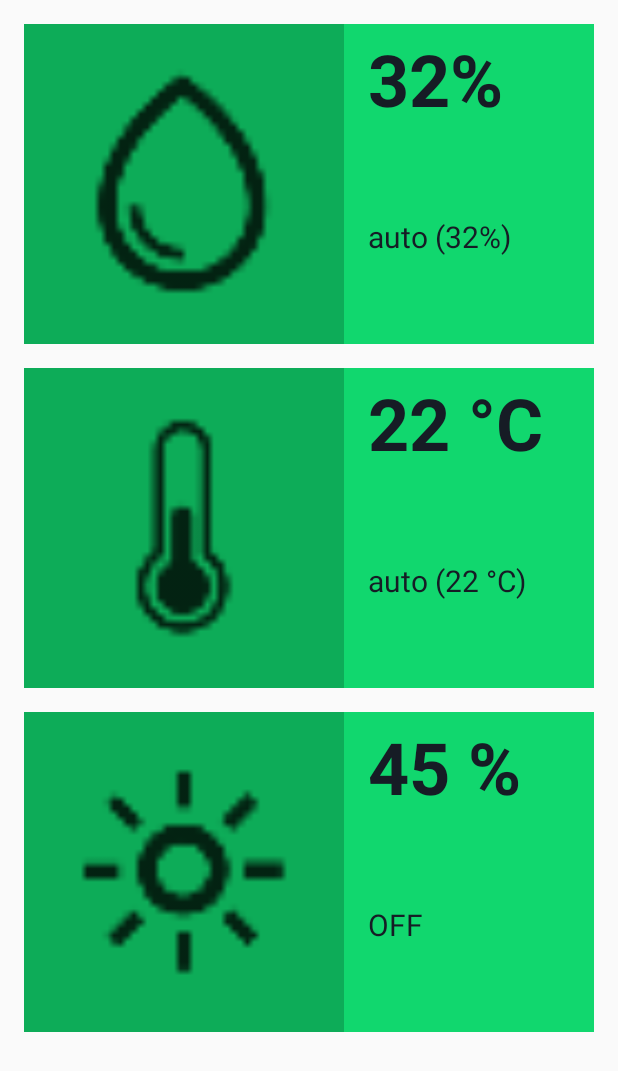
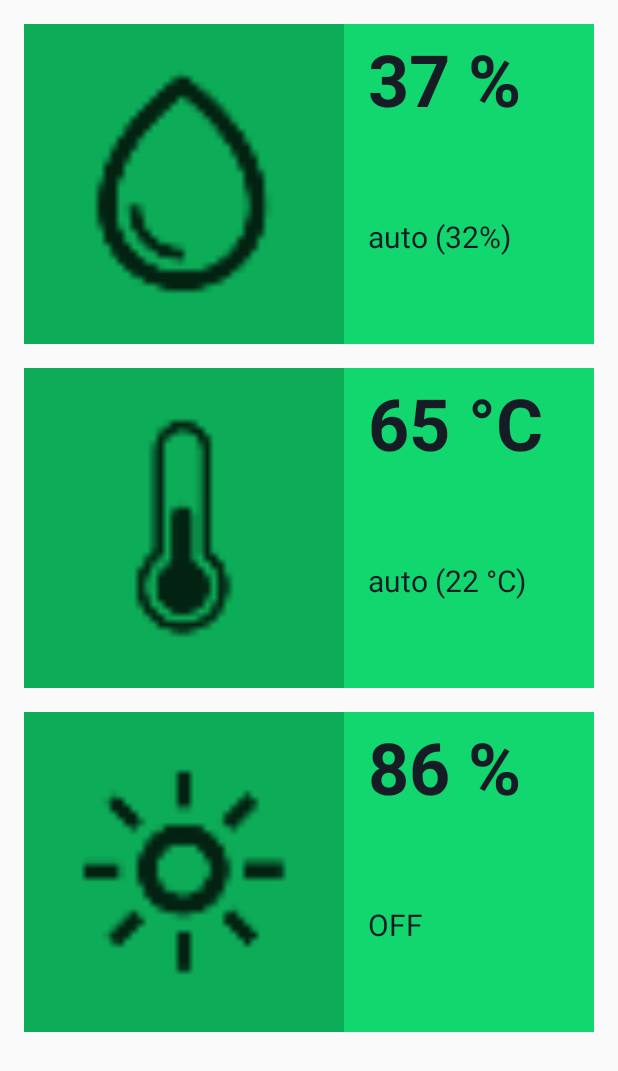
Before and after one commit to dorinbotan/Greenhouse, an Android app: the screen it shows after launch (MainActivity), on a phone screen of 412 x 824 dp. Shown: the top 1071 px of the screen. Run offline under Robolectric (Android 15) with nearby library versions, the phone set to English and light mode, and no system bars.

Commit message:
Added REST instructions table. Implemented data update in Greenhouse app.

```diff
--- a/Greenhouse/app/build.gradle
+++ b/Greenhouse/app/build.gradle
@@ -26,4 +26,6 @@ dependencies {
     })
     compile 'com.android.support:appcompat-v7:24.2.1'
     testCompile 'junit:junit:4.12'
+
+    compile 'com.squareup.okhttp3:okhttp:3.9.0'
 }
--- a/Greenhouse/app/src/main/java/com/example/dorin/greenhouse/MainActivity.java
+++ b/Greenhouse/app/src/main/java/com/example/dorin/greenhouse/MainActivity.java
@@ -1,19 +1,49 @@
 package com.example.dorin.greenhouse;
 
 import android.content.Context;
+import android.os.Handler;
 import android.support.v7.app.AppCompatActivity;
 import android.os.Bundle;
+import android.view.View;
+
+import android.widget.LinearLayout;
+import android.widget.RelativeLayout;
+import android.widget.TextView;
 import android.widget.Toast;
 
+import java.util.Random;
+
 public class MainActivity extends AppCompatActivity {
+    private Greenhouse greenhouse;
 
     @Override
     protected void onCreate(Bundle savedInstanceState) {
         super.onCreate(savedInstanceState);
         setContentView(R.layout.activity_main);
 
-        Greenhouse greenhouse;
+        greenhouse = new Greenhouse();
 
+        final TextView humidityValue = (TextView)findViewById(R.id.humidityValueText);
+        final TextView temperatureValue = (TextView)findViewById(R.id.temperatureValueText);
+        final TextView lightValue = (TextView)findViewById(R.id.lightValueText);
+
+        final Handler handler = new Handler();
+        final int delay = 1000; //milliseconds
+
+        handler.postDelayed(new Runnable(){
+            public void run(){
+                Random generator = new Random();
+
+                humidityValue.setText(Integer.toString(generator.nextInt(100) + 1) + " %");
+                temperatureValue.setText(Integer.toString(generator.nextInt(100) + 1) + " °C");
+                lightValue.setText(Integer.toString(generator.nextInt(100) + 1) + " %");
+
+                handler.postDelayed(this, delay);
+            }
+        }, delay);
+    }
+
+    public void humidityButtonClick(View view) {
         Context context = getApplicationContext();
         CharSequence text = "Hello toast!";
         int duration = Toast.LENGTH_SHORT;
@@ -21,8 +51,18 @@ public class MainActivity extends AppCompatActivity {
         Toast toast = Toast.makeText(context, text, duration);
         toast.show();
 
-        System.out.println("--------------------------");
+        LinearLayout humidityDropdown = (LinearLayout) findViewById(R.id.humidityDropdown);
+        RelativeLayout temperatureButton = (RelativeLayout) findViewById(R.id.temperatureButton);
 
-//        findViewById(android.R.id.content).findViewById(R.id.temperatureButton).setBackgroundColor(getResources().getColor(R.color.colorAccentRed));
+        if(humidityDropdown.getVisibility() == View.GONE) {
+            humidityDropdown.setVisibility(View.VISIBLE);
+            humidityDropdown.animate().alpha(1.0f);
+            temperatureButton.animate().translationY(temperatureButton.getHeight());
+        }
+        else {
+            humidityDropdown.setVisibility(View.GONE);
+            humidityDropdown.animate().alpha(0.0f);
+            temperatureButton.animate().translationY(0);
+        }
     }
 }
--- a/Greenhouse/app/src/main/res/layout/activity_main.xml
+++ b/Greenhouse/app/src/main/res/layout/activity_main.xml
@@ -41,7 +41,7 @@
 
                 <TextView
                     android:id="@+id/humidityValueText"
-                    android:text="32%"
+                    android:text="32 %"
                     android:layout_width="match_parent"
                     android:layout_height="match_parent"
                     android:textColor="@color/colorPrimaryDark"
@@ -66,7 +66,8 @@
                 android:clickable="true"
                 android:layout_width="match_parent"
                 android:layout_height="match_parent"
-                android:background="?android:attr/selectableItemBackground"/>
+                android:background="?android:attr/selectableItemBackground"
+                android:onClick="humidityButtonClick"/>
         </RelativeLayout>
 
         <LinearLayout
@@ -106,7 +107,7 @@
         android:layout_marginTop="24px">
 
         <ImageView
-            android:id="@+id/lightButtonImage"
+            android:id="@+id/temperatureButtonImage"
             android:src="@drawable/temperature"
             android:layout_width="@dimen/button_height"
             android:layout_height="match_parent"
@@ -117,11 +118,11 @@
             android:orientation="vertical"
             android:layout_width="match_parent"
             android:layout_height="match_parent"
-            android:layout_toEndOf="@+id/lightButtonImage"
+            android:layout_toEndOf="@+id/temperatureButtonImage"
             android:weightSum="5">
 
             <TextView
-                android:id="@+id/lightValueText"
+                android:id="@+id/temperatureValueText"
                 android:text="22 °C"
                 android:layout_width="match_parent"
                 android:layout_height="match_parent"
@@ -133,7 +134,7 @@
                 android:paddingTop="4sp"/>
 
             <TextView
-                android:id="@+id/lightModeText"
+                android:id="@+id/temperatureModeText"
                 android:text="auto (22 °C)"
                 android:layout_width="match_parent"
                 android:layout_height="match_parent"
@@ -159,7 +160,7 @@
         android:layout_marginTop="24px">
 
         <ImageView
-            android:id="@+id/temperatureButtonImage"
+            android:id="@+id/lightButtonImage"
             android:src="@drawable/light"
             android:layout_width="@dimen/button_height"
             android:layout_height="match_parent"
@@ -170,11 +171,11 @@
             android:orientation="vertical"
             android:layout_width="match_parent"
             android:layout_height="match_parent"
-            android:layout_toEndOf="@+id/temperatureButtonImage"
+            android:layout_toEndOf="@+id/lightButtonImage"
             android:weightSum="5">
 
             <TextView
-                android:id="@+id/temperatureValueText"
+                android:id="@+id/lightValueText"
                 android:text="45 %"
                 android:layout_width="match_parent"
                 android:layout_height="match_parent"
@@ -186,7 +187,7 @@
                 android:paddingTop="4sp"/>
 
             <TextView
-                android:id="@+id/temparatureModeText"
+                android:id="@+id/lightModeText"
                 android:text="OFF"
                 android:layout_width="match_parent"
                 android:layout_height="match_parent"
```
Also changed, not shown: Greenhouse/app/src/main/java/com/example/dorin/greenhouse/Greenhouse.java (+18 -3 lines), 5 other files.
